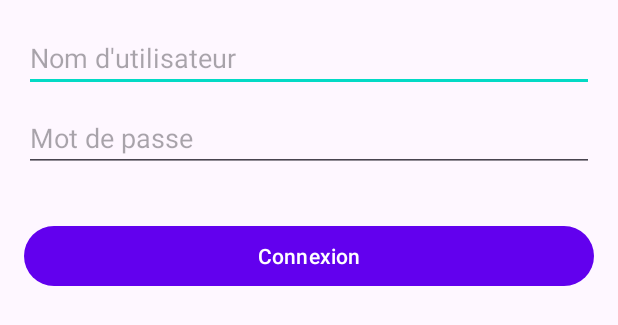
After one commit to AimenDje/ApplicationCovoiturage, an Android app: the layout fragment_connexion.xml on its own in the app's theme, with its tools: preview values and no code run, on a phone screen of 412 x 824 dp. The commit adds this screen. Shown: the top 325 px of the screen. Run offline under Robolectric (Android 15) with nearby library versions, the phone set to English and light mode, and no system bars.

```diff
--- /dev/null
+++ b/app/src/main/res/layout/fragment_connexion.xml
@@ -0,0 +1,71 @@
+<?xml version="1.0" encoding="utf-8"?>
+<androidx.constraintlayout.widget.ConstraintLayout xmlns:android="http://schemas.android.com/apk/res/android"
+    xmlns:app="http://schemas.android.com/apk/res-auto"
+    xmlns:tools="http://schemas.android.com/tools"
+    android:layout_width="match_parent"
+    android:layout_height="match_parent"
+    android:padding="16dp">
+
+    <LinearLayout
+        android:layout_width="match_parent"
+        android:layout_height="match_parent"
+        android:orientation="vertical"
+        app:layout_constraintBottom_toTopOf="parent"
+        app:layout_constraintEnd_toStartOf="parent"
+        app:layout_constraintStart_toEndOf="parent"
+        app:layout_constraintTop_toBottomOf="parent">
+
+        <LinearLayout
+            android:layout_width="match_parent"
+            android:layout_height="wrap_content"
+            android:orientation="horizontal">
+
+            <EditText
+                android:id="@+id/usernameEditText"
+                android:layout_width="match_parent"
+                android:layout_height="wrap_content"
+                android:layout_marginBottom="8dp"
+                android:hint="Nom d'utilisateur" />
+        </LinearLayout>
+
+        <LinearLayout
+            android:layout_width="match_parent"
+            android:layout_height="wrap_content"
+            android:orientation="horizontal">
+
+            <EditText
+                android:id="@+id/passwordEditText"
+                android:layout_width="match_parent"
+                android:layout_height="wrap_content"
+                android:layout_marginBottom="16dp"
+                android:hint="Mot de passe" />
+        </LinearLayout>
+
+        <LinearLayout
+            android:layout_width="match_parent"
+            android:layout_height="wrap_content"
+            android:orientation="horizontal">
+
+            <Button
+                android:id="@+id/loginButton"
+                android:layout_width="match_parent"
+                android:layout_height="match_parent"
+                android:layout_marginTop="16dp"
+                android:text="Connexion" />
+        </LinearLayout>
+
+        <LinearLayout
+            android:layout_width="match_parent"
+            android:layout_height="wrap_content"
+            android:orientation="horizontal">
+
+            <ProgressBar
+                android:id="@+id/progressBar"
+                android:layout_width="wrap_content"
+                android:layout_height="wrap_content"
+                android:layout_marginTop="16dp"
+                android:visibility="gone" />
+        </LinearLayout>
+    </LinearLayout>
+
+</androidx.constraintlayout.widget.ConstraintLayout>
--- a/app/src/main/res/layout/fragment_profile.xml
+++ b/app/src/main/res/layout/fragment_profil.xml
@@ -4,7 +4,7 @@
     xmlns:tools="http://schemas.android.com/tools"
     android:layout_width="match_parent"
     android:layout_height="match_parent"
-    tools:context=".ecrans.profile.ProfileFragment">
+    tools:context=".ecrans.profil.ProfilFragment">
 
     <LinearLayout
         android:layout_width="match_parent"
@@ -177,7 +177,7 @@
             <com.google.android.gms.maps.MapView
                 android:id="@+id/mapView2"
                 android:layout_width="300dp"
-                android:layout_height="281dp"
+                android:layout_height="285dp"
                 android:layout_gravity="center_vertical"
                 android:layout_weight="1"
                 android:accessibilityHeading="false"
```
Also changed, not shown: app/src/main/java/com/donovanSergeAimenHatim/uniroute/ecrans/connexion/Model.kt (added, +14 -0 lines), app/src/main/java/com/donovanSergeAimenHatim/uniroute/ecrans/connexion/Présentateur.kt (added, +24 -0 lines), app/src/main/java/com/donovanSergeAimenHatim/uniroute/ecrans/connexion/Vue.kt (added, +78 -0 lines), app/src/main/java/com/donovanSergeAimenHatim/uniroute/ecrans/profil/ProfilFragment.kt (renamed from app/src/main/java/com/donovanSergeAimenHatim/uniroute/ecrans/profile/ProfileFragment.kt).
